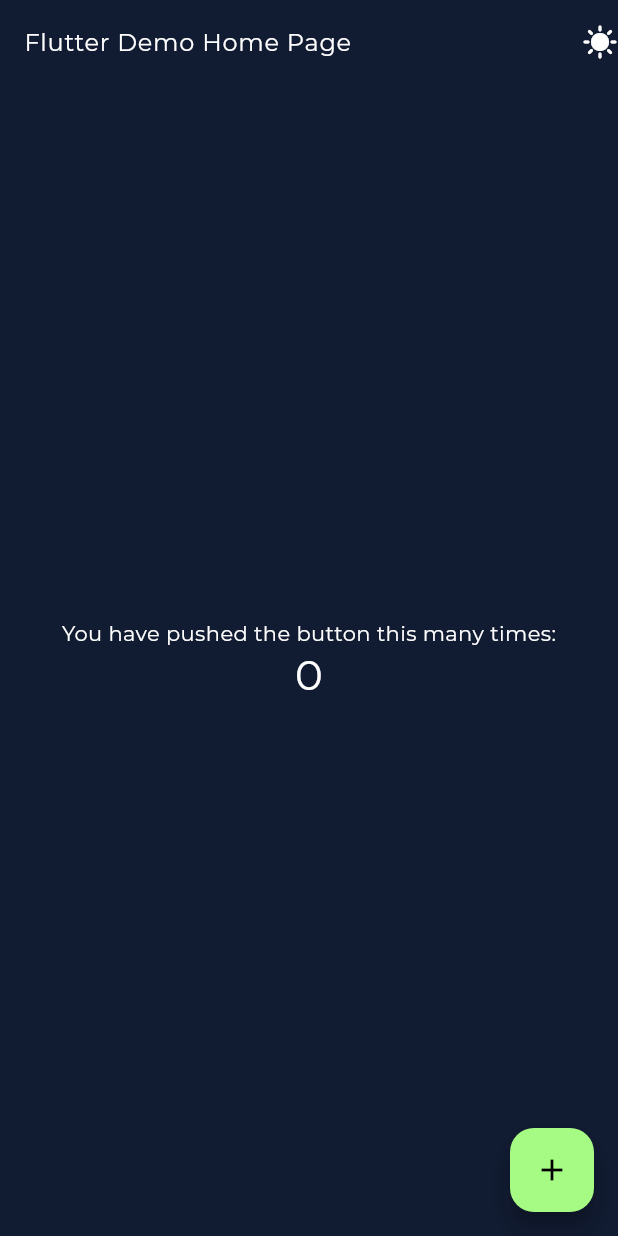
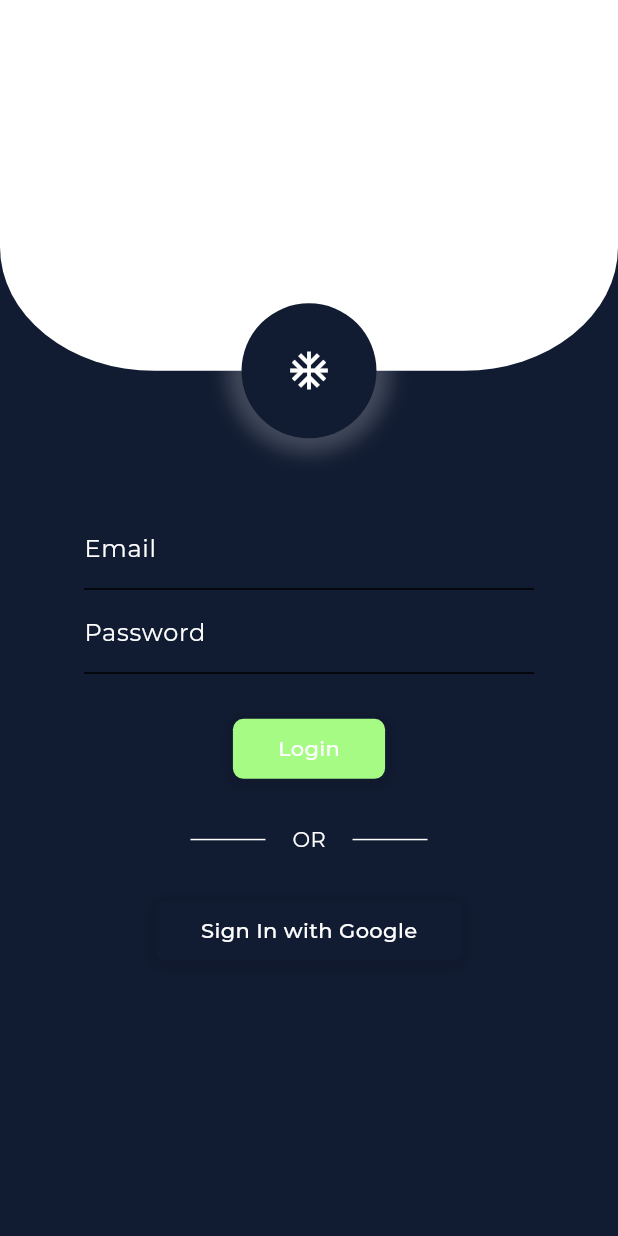
Before and after one commit to Raj217/solutions-restaurant, a Flutter app: the screen it shows after launch, on a phone screen of 412 x 824 dp. Run offline on Flutter 3.47's test engine with Material 2 defaults, Android fonts, the phone set to English and light mode, and no system bars; our stand-ins replace shared_preferences; project files that could hold a hidden picture were left out.

Commit message:
animation of login page completed

```diff
--- a/lib/configs/configurations/constants.dart
+++ b/lib/configs/configurations/constants.dart
@@ -1 +1,15 @@
+import 'package:flutter/material.dart';
+
 enum StorageValues { isDarkTheme }
+
+// ======================== Duration ========================
+const Duration baseDurationDelay = Duration(milliseconds: 500);
+const Duration verySlowAnimDuration = Duration(seconds: 2);
+const Duration slowAnimDuration = Duration(milliseconds: 1400);
+const Duration mediumAnimDuration = Duration(milliseconds: 500);
+const Duration fastAnimDuration = kThemeAnimationDuration;
+
+// ======================== Size ========================
+const double logoSizeSmall = 20;
+const double logoSizeMedium = 25;
+const double logoSizeLarge = 30;
--- a/lib/configs/configurations/pallete.dart
+++ b/lib/configs/configurations/pallete.dart
@@ -1,6 +1,7 @@
 import 'package:flutter/material.dart';
 
-const Color accentColor = Color(0xFF99FA73);
+const Color accentColor = Color(0xFFA5fB83);
+const Color accentColorDark = Color(0xFF49EE08);
 MaterialColor primarySwatch = const MaterialColor(0xFFA5fB83, {
   50: Color(0xFFD5FDC5),
   100: Color(0xFFC9FDB4),
--- a/lib/main.dart
+++ b/lib/main.dart
@@ -1,6 +1,7 @@
 import 'package:flutter/material.dart';
 import 'state_handlers/theme/them_handler.dart';
 import 'package:provider/provider.dart';
+import 'screens/screens.dart';
 
 void main() {
   runApp(const MyApp());
@@ -23,105 +24,12 @@ class MyApp extends StatelessWidget {
           darkTheme: darkTheme,
           themeMode:
               themeHandler.isDarkTheme ? ThemeMode.dark : ThemeMode.light,
-          home: const MyHomePage(title: 'Flutter Demo Home Page'),
+          initialRoute: AuthScreen.routeName,
+          routes: {
+            AuthScreen.routeName: (BuildContext context) => const AuthScreen(),
+          },
         );
       }),
     );
   }
 }
-
-class MyHomePage extends StatefulWidget {
-  const MyHomePage({super.key, required this.title});
-
-  // This widget is the home page of your application. It is stateful, meaning
-  // that it has a State object (defined below) that contains fields that affect
-  // how it looks.
-
-  // This class is the configuration for the state. It holds the values (in this
-  // case the title) provided by the parent (in this case the App widget) and
-  // used by the build method of the State. Fields in a Widget subclass are
-  // always marked "final".
-
-  final String title;
-
-  @override
-  State<MyHomePage> createState() => _MyHomePageState();
-}
-
-class _MyHomePageState extends State<MyHomePage> {
-  int _counter = 0;
-
-  void _incrementCounter() {
-    setState(() {
-      // This call to setState tells the Flutter framework that something has
-      // changed in this State, which causes it to rerun the build method below
-      // so that the display can reflect the updated values. If we changed
-      // _counter without calling setState(), then the build method would not be
-      // called again, and so nothing would appear to happen.
-      _counter++;
-    });
-  }
-
-  @override
-  Widget build(BuildContext context) {
-    // This method is rerun every time setState is called, for instance as done
-    // by the _incrementCounter method above.
-    //
-    // The Flutter framework has been optimized to make rerunning build methods
-    // fast, so that you can just rebuild anything that needs updating rather
-    // than having to individually change instances of widgets.
-    return Scaffold(
-      appBar: AppBar(
-        // Here we take the value from the MyHomePage object that was created by
-        // the App.build method, and use it to set our appbar title.
-        title: Text(
-          widget.title,
-          style: Theme.of(context).textTheme.bodyLarge,
-        ),
-        actions: [
-          GestureDetector(
-            onTap: () {
-              Provider.of<ThemeHandler>(context, listen: false).switchTheme();
-            },
-            child: Icon(Icons.sunny),
-          )
-        ],
-      ),
-      body: Center(
-        // Center is a layout widget. It takes a single child and positions it
-        // in the middle of the parent.
-        child: Column(
-          // Column is also a layout widget. It takes a list of children and
-          // arranges them vertically. By default, it sizes itself to fit its
-          // children horizontally, and tries to be as tall as its parent.
-          //
-          // Invoke "debug painting" (press "p" in the console, choose the
-          // "Toggle Debug Paint" action from the Flutter Inspector in Android
-          // Studio, or the "Toggle Debug Paint" command in Visual Studio Code)
-          // to see the wireframe for each widget.
-          //
-          // Column has various properties to control how it sizes itself and
-          // how it positions its children. Here we use mainAxisAlignment to
-          // center the children vertically; the main axis here is the vertical
-          // axis because Columns are vertical (the cross axis would be
-          // horizontal).
-          mainAxisAlignment: MainAxisAlignment.center,
-          children: <Widget>[
-            Text(
-              'You have pushed the button this many times:',
-            ),
-            Text(
-              '$_counter',
-              style: Theme.of(context).textTheme.headlineMedium,
-            ),
-          ],
-        ),
-      ),
-      floatingActionButton: FloatingActionButton(
-        onPressed: _incrementCounter,
-        tooltip: 'Increment',
-        child: const Icon(Icons.add),
-      ), // This trailing comma makes auto-formatting nicer for build methods.
-    );
-  }
-}
--- /dev/null
+++ b/lib/screens/auth_screen/auth_screen.dart
@@ -0,0 +1,22 @@
+import 'package:flutter/material.dart';
+import 'pages/login_page/login_page.dart';
+import 'pages/register_page.dart';
+
+class AuthScreen extends StatefulWidget {
+  static const String routeName = '/authScreen';
+  const AuthScreen({Key? key}) : super(key: key);
+
+  @override
+  State<AuthScreen> createState() => _AuthScreenState();
+}
+
+class _AuthScreenState extends State<AuthScreen> {
+  @override
+  Widget build(BuildContext context) {
+    return Scaffold(
+      body: PageView(
+        children: [LoginPage(), RegisterPage()],
+      ),
+    );
+  }
+}
--- /dev/null
+++ b/lib/screens/auth_screen/pages/login_page/login_page.dart
@@ -0,0 +1,157 @@
+import 'dart:async';
+import 'dart:math';
+import 'package:solutions/widgets/buttons/custom_elevated_button.dart';
+
+import '../widgets/rotating_logo.dart';
+import 'package:flutter/material.dart';
+import 'package:flutter/services.dart';
+import 'package:solutions/configs/configs.dart';
+import 'widgets/login_form.dart';
+
+class LoginPage extends StatefulWidget {
+  const LoginPage({Key? key}) : super(key: key);
+
+  @override
+  State<LoginPage> createState() => _LoginPageState();
+}
+
+class _LoginPageState extends State<LoginPage>
+    with SingleTickerProviderStateMixin {
+  Size _screenSize = const Size(0, 0);
+  double _height = 0;
+  final double logoSize = 90;
+  double _scale = 0;
+  double _blurRadius = 0;
+  bool startFormAnim = false;
+  bool didStartAnim = false;
+  double divider1Width = 0, divider2Width = 0;
+  bool isORTextVisible = false;
+  double googleSignInButtonScale = 0;
+
+  void startAnim() async {
+    await Future.delayed(baseDurationDelay);
+    // Loading the container from top
+    setState(() => _height = _screenSize.height * 0.3);
+
+    await Future.delayed(slowAnimDuration);
+    // Scaling the logo
+    setState(() => _scale = 1);
+
+    await Future.delayed(mediumAnimDuration);
+    // Adding background shadow to logo
+    setState(() => _blurRadius = 10);
+
+    await Future.delayed(mediumAnimDuration);
+    // Start form animation
+    setState(() => startFormAnim = true);
+
+    // Ending the form animation
+    await Future.delayed(mediumAnimDuration +
+        mediumAnimDuration +
+        mediumAnimDuration +
+        mediumAnimDuration);
+    // Divider anim part 1
+    setState(() => divider1Width = 50);
+
+    await Future.delayed(fastAnimDuration);
+    // OR text setState
+    setState(() => isORTextVisible = true);
+
+    await Future.delayed(fastAnimDuration);
+    // Divider anim part 2
+    setState(() => divider2Width = 50);
+
+    await Future.delayed(fastAnimDuration);
+    setState(() => googleSignInButtonScale = 1);
+  }
+
+  @override
+  Widget build(BuildContext context) {
+    _screenSize = MediaQuery.of(context).size;
+    if (!didStartAnim) {
+      startAnim();
+      didStartAnim = true;
+    }
+    return AnnotatedRegion<SystemUiOverlayStyle>(
+      value: SystemUiOverlayStyle.light,
+      child: Stack(
+        children: [
+          Column(
+            children: [
+              AnimatedContainer(
+                duration: slowAnimDuration,
+                height: _height,
+                curve: Curves.fastOutSlowIn,
+                decoration: BoxDecoration(
+                  color: Theme.of(context).colorScheme.secondary,
+                  borderRadius: BorderRadius.only(
+                    bottomLeft: Radius.elliptical(
+                        _screenSize.width * 0.25, _screenSize.height * 0.1),
+                    bottomRight: Radius.elliptical(
+                        _screenSize.width * 0.25, _screenSize.height * 0.1),
+                  ),
+                ),
+              ),
+              SizedBox(height: logoSize),
+              LoginForm(startFormAnim: startFormAnim),
+              const SizedBox(height: 30),
+              Row(
+                mainAxisAlignment: MainAxisAlignment.center,
+                children: [
+                  AnimatedContainer(
+                    curve: Curves.fastOutSlowIn,
+                    duration: fastAnimDuration,
+                    margin: const EdgeInsets.symmetric(
+                        vertical: 10, horizontal: 10),
+                    height: 1,
+                    color: Theme.of(context).colorScheme.secondary,
+                    width: divider1Width,
+                  ),
+                  AnimatedOpacity(
+                    opacity: isORTextVisible == true ? 1 : 0,
+                    duration: fastAnimDuration,
+                    curve: Curves.fastOutSlowIn,
+                    child: const Text('  OR  '),
+                  ),
+                  AnimatedContainer(
+                    curve: Curves.fastOutSlowIn,
+                    duration: fastAnimDuration,
+                    margin: const EdgeInsets.symmetric(
+                        vertical: 10, horizontal: 10),
+                    height: 1,
+                    color: Theme.of(context).colorScheme.secondary,
+                    width: divider2Width,
+                  ),
+                ],
+              ),
+              const SizedBox(height: 30),
+              AnimatedScale(
+                scale: googleSignInButtonScale,
+                duration: mediumAnimDuration,
+                curve: Curves.fastOutSlowIn,
+                child: CustomElevatedButton(
+                  onTap: () {},
+                  backgroundColor: Theme.of(context).scaffoldBackgroundColor,
+                  title: 'Sign In with Google',
+                ),
+              )
+            ],
+          ),
+          Positioned(
+            top: _height - logoSize / 2,
+            left: _screenSize.width / 2 - logoSizeLarge / 2 - logoSize / 3,
+            child: AnimatedScale(
+              duration: mediumAnimDuration,
+              curve: Curves.fastOutSlowIn,
+              scale: _scale,
+              child: RotatingLogo(
+                logoSize: logoSize,
+                blurRadius: _blurRadius,
+              ),
+            ),
+          )
+        ],
+      ),
+    );
+  }
+}
--- /dev/null
+++ b/lib/screens/auth_screen/pages/login_page/widgets/login_form.dart
@@ -0,0 +1,99 @@
+import 'dart:math';
+
+import 'package:flutter/material.dart';
+import 'package:solutions/configs/configs.dart';
+import 'package:solutions/utils/validators.dart';
+import 'package:solutions/widgets/buttons/custom_elevated_button.dart';
+
+class LoginForm extends StatefulWidget {
+  final bool startFormAnim;
+  const LoginForm({Key? key, required this.startFormAnim}) : super(key: key);
+
+  @override
+  State<LoginForm> createState() => _LoginFormState();
+}
+
+class _LoginFormState extends State<LoginForm> {
+  double firstFormOpacity = 0;
+  double secondFormOpacity = 0;
+  double buttonScale = 0;
+  bool didAnimate = false;
+  void startAnim() async {
+    // Animate first form
+    await Future.delayed(baseDurationDelay);
+    setState(() => firstFormOpacity = 1);
+
+    await Future.delayed(mediumAnimDuration);
+    setState(() => secondFormOpacity = 1);
+
+    await Future.delayed(mediumAnimDuration);
+    setState(() => buttonScale = 1);
+  }
+
+  @override
+  Widget build(BuildContext context) {
+    if (widget.startFormAnim == true && !didAnimate) {
+      startAnim();
+      didAnimate = true;
+    }
+    return Form(
+      child: SizedBox(
+        width: min(MediaQuery.of(context).size.width * 0.8, 300),
+        child: Column(
+          children: [
+            AnimatedOpacity(
+              duration: mediumAnimDuration,
+              opacity: firstFormOpacity,
+              curve: Curves.fastOutSlowIn,
+              child: TextFormField(
+                cursorColor: Theme.of(context).colorScheme.secondary,
+                decoration: InputDecoration(
+                  labelText: 'Email',
+                  labelStyle:
+                      TextStyle(color: Theme.of(context).colorScheme.secondary),
+                  border: UnderlineInputBorder(
+                    borderSide: BorderSide(
+                        color: Theme.of(context).colorScheme.secondary),
+                  ),
+                ),
+                validator: Validators.isEmailValid,
+                textInputAction: TextInputAction.next,
+              ),
+            ),
+            AnimatedOpacity(
+              duration: mediumAnimDuration,
+              opacity: secondFormOpacity,
+              curve: Curves.fastOutSlowIn,
+              child: TextFormField(
+                cursorColor: Theme.of(context).colorScheme.secondary,
+                obscureText: true,
+                decoration: InputDecoration(
+                  labelText: 'Password',
+                  errorMaxLines: 2,
+                  labelStyle:
+                      TextStyle(color: Theme.of(context).colorScheme.secondary),
+                  border: UnderlineInputBorder(
+                    borderSide: BorderSide(
+                        color: Theme.of(context).colorScheme.secondary),
+                  ),
+                ),
+                validator: (String? value) {
+                  if (value == null || value.length < 6) {
+                    return 'password must be at least 6 letters long';
+                  }
+                  return null;
+                },
+              ),
+            ),
+            const SizedBox(height: 30),
+            AnimatedScale(
+                duration: mediumAnimDuration,
+                scale: buttonScale,
+                curve: Curves.fastOutSlowIn,
+                child: CustomElevatedButton(onTap: () {}, title: 'Login')),
+          ],
+        ),
+      ),
+    );
+  }
+}
--- /dev/null
+++ b/lib/screens/auth_screen/pages/register_page.dart
@@ -0,0 +1,15 @@
+import 'package:flutter/material.dart';
+
+class RegisterPage extends StatefulWidget {
+  const RegisterPage({Key? key}) : super(key: key);
+
+  @override
+  State<RegisterPage> createState() => _RegisterPageState();
+}
+
+class _RegisterPageState extends State<RegisterPage> {
+  @override
+  Widget build(BuildContext context) {
+    return const Placeholder();
+  }
+}
--- /dev/null
+++ b/lib/screens/auth_screen/pages/widgets/rotating_logo.dart
@@ -0,0 +1,39 @@
+import 'package:flutter/material.dart';
+import 'package:solutions/configs/configs.dart';
+
+class RotatingLogo extends StatefulWidget {
+  final double logoSize;
+  final double blurRadius;
+  const RotatingLogo(
+      {Key? key, required this.logoSize, required this.blurRadius})
+      : super(key: key);
+
+  @override
+  State<RotatingLogo> createState() => _RotatingLogoState();
+}
+
+class _RotatingLogoState extends State<RotatingLogo> {
+  @override
+  Widget build(BuildContext context) {
+    return AnimatedContainer(
+      duration: mediumAnimDuration,
+      height: widget.logoSize,
+      width: widget.logoSize,
+      transformAlignment: Alignment.center,
+      decoration: BoxDecoration(
+          color: Theme.of(context).scaffoldBackgroundColor,
+          borderRadius: BorderRadius.circular(widget.logoSize),
+          boxShadow: [
+            BoxShadow(
+              blurRadius: widget.blurRadius,
+              spreadRadius: widget.blurRadius,
+              color: Theme.of(context).colorScheme.secondary.withOpacity(0.2),
+            )
+          ]),
+      child: const Icon(
+        Icons.ac_unit_outlined,
+        size: logoSizeLarge,
+      ),
+    );
+  }
+}
--- /dev/null
+++ b/lib/screens/screens.dart
@@ -0,0 +1 @@
+export 'auth_screen/auth_screen.dart';
--- a/lib/state_handlers/theme/themes/light_theme.dart
+++ b/lib/state_handlers/theme/themes/light_theme.dart
@@ -6,6 +6,12 @@ final ThemeData lightTheme = ThemeData(
   primaryColor: lightTertiaryColor,
   fontFamily: 'Montserrat',
   useMaterial3: true,
+  elevatedButtonTheme: ElevatedButtonThemeData(
+    style: TextButton.styleFrom(
+      foregroundColor: lightSecondaryColor,
+      backgroundColor: primarySwatch.shade400,
+    ),
+  ),
   canvasColor: lightTertiaryColor,
   scaffoldBackgroundColor: lightTertiaryColor,
   colorScheme: ColorScheme.fromSwatch(
--- /dev/null
+++ b/lib/utils/validators.dart
@@ -0,0 +1,13 @@
+class Validators {
+  static String? isEmailValid(String? email) {
+    if (email == null) {
+      return 'email cannot be empty';
+    } else if (RegExp(
+            r"^[a-zA-Z0-9.a-zA-Z0-9.!#$%&'*+-/=?^_`{|}~]+@[a-zA-Z0-9]+\.[a-zA-Z]+")
+        .hasMatch(email)) {
+      return null;
+    } else {
+      return 'Invalid email id';
+    }
+  }
+}
--- /dev/null
+++ b/lib/widgets/buttons/custom_elevated_button.dart
@@ -0,0 +1,48 @@
+import 'package:flutter/material.dart';
+import 'package:solutions/configs/configs.dart';
+
+class CustomElevatedButton extends StatelessWidget {
+  final void Function() onTap;
+  final Widget? leading;
+  final String title;
+  final Color? backgroundColor;
+  const CustomElevatedButton(
+      {Key? key,
+      required this.onTap,
+      this.leading,
+      required this.title,
+      this.backgroundColor})
+      : super(key: key);
+
+  @override
+  Widget build(BuildContext context) {
+    return GestureDetector(
+      onTap: onTap,
+      child: Container(
+          padding: const EdgeInsets.symmetric(vertical: 10, horizontal: 30),
+          decoration: BoxDecoration(
+            color: backgroundColor ?? accentColor,
+            borderRadius: BorderRadius.circular(7),
+            boxShadow: [
+              BoxShadow(
+                blurRadius: 5,
+                spreadRadius: 2,
+                offset: const Offset(0, 2),
+                color: Colors.black.withOpacity(0.1),
+              )
+            ],
+          ),
+          child: Row(
+            mainAxisSize: MainAxisSize.min,
+            children: [
+              if (leading != null) leading!,
+              SizedBox(width: leading == null ? 0 : 15),
+              Text(
+                title,
+                style: const TextStyle(fontWeight: FontWeight.w500),
+              ),
+            ],
+          )),
+    );
+  }
+}
--- /dev/null
+++ b/lib/widgets/buttons/expanded_button.dart
@@ -0,0 +1,33 @@
+import 'package:flutter/material.dart';
+
+class ExpandedButton extends StatelessWidget {
+  final void Function() onTap;
+  final Widget child;
+  final Color backgroundColor;
+  final double size;
+  const ExpandedButton(
+      {Key? key,
+      required this.onTap,
+      required this.child,
+      this.size = 50,
+      this.backgroundColor = Colors.transparent})
+      : super(key: key);
+
+  @override
+  Widget build(BuildContext context) {
+    return GestureDetector(
+      onTap: onTap,
+      child: Stack(
+        alignment: Alignment.center,
+        children: [
+          Icon(
+            Icons.rectangle,
+            size: size,
+            color: backgroundColor,
+          ),
+          child
+        ],
+      ),
+    );
+  }
+}
--- a/pubspec.yaml
+++ b/pubspec.yaml
@@ -48,10 +48,8 @@ flutter:
   # the material Icons class.
   uses-material-design: true
 
-  # To add assets to your application, add an assets section, like this:
-  # assets:
-  #   - images/a_dot_burr.jpeg
-  #   - images/a_dot_ham.jpeg
+  assets:
+   - assets/images/
 
   # An image asset can refer to one or more resolution-specific "variants", see
   # https://flutter.dev/assets-and-images/#resolution-aware
```
Also changed, not shown: assets/images/google.png (added).
